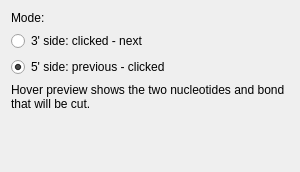
The window that AdenitaCoreSE/form/SEBreakEditorGUI.ui (1A-OneAngstrom/Adenita) describes before a commit, drawn with Qt 5.
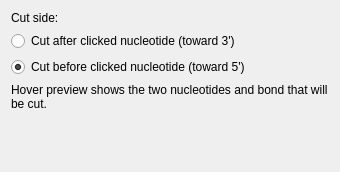
The same window after the commit.

Commit message:
Improve Adenita editor UI help text
Clarifies labels and contextual help across Adenita editor property widgets and settings. Adds a visible target-base selector for nucleotide mutation, consistent Connect sequence control states, and hides inactive Twister reset controls.

Simplify: remove setHelp

Minor changes in editors UI

Improvements in editors UIs

Patch:
```diff
--- a/AdenitaCoreSE/form/SEBreakEditorGUI.ui
+++ b/AdenitaCoreSE/form/SEBreakEditorGUI.ui
@@ -6,13 +6,13 @@
    <rect>
     <x>0</x>
     <y>0</y>
-    <width>300</width>
+    <width>340</width>
     <height>172</height>
    </rect>
   </property>
   <property name="minimumSize">
    <size>
-    <width>300</width>
+    <width>340</width>
     <height>150</height>
    </size>
   </property>
@@ -29,14 +29,14 @@
    <item>
     <widget class="QLabel" name="label">
      <property name="text">
-      <string>Mode:</string>
+      <string>Cut side:</string>
      </property>
     </widget>
    </item>
    <item>
     <widget class="QRadioButton" name="radioButtonThreePrime">
      <property name="text">
-      <string>3' side: clicked - next</string>
+      <string>Cut after clicked nucleotide (toward 3')</string>
      </property>
      <property name="checked">
       <bool>false</bool>
@@ -46,7 +46,7 @@
    <item>
     <widget class="QRadioButton" name="radioButtonFivePrime">
      <property name="text">
-      <string>5' side: previous - clicked</string>
+      <string>Cut before clicked nucleotide (toward 5')</string>
      </property>
      <property name="checked">
       <bool>true</bool>
```
The commit also changes 43 other files.
